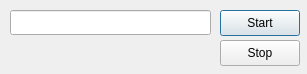
Old version of the form demux_file.ui in the repository stahir/updatedvb.
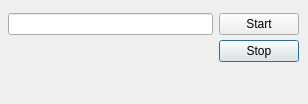
New version of the form.

```diff
--- a/demux_file.ui
+++ b/demux_file.ui
@@ -6,48 +6,80 @@
    <rect>
     <x>0</x>
     <y>0</y>
-    <width>307</width>
-    <height>74</height>
+    <width>308</width>
+    <height>104</height>
    </rect>
   </property>
+  <property name="sizePolicy">
+   <sizepolicy hsizetype="Fixed" vsizetype="Fixed">
+    <horstretch>0</horstretch>
+    <verstretch>0</verstretch>
+   </sizepolicy>
+  </property>
+  <property name="minimumSize">
+   <size>
+    <width>308</width>
+    <height>104</height>
+   </size>
+  </property>
+  <property name="maximumSize">
+   <size>
+    <width>308</width>
+    <height>104</height>
+   </size>
+  </property>
   <property name="windowTitle">
    <string>Dialog</string>
   </property>
-  <widget class="QPushButton" name="pushButton_start">
+  <widget class="QWidget" name="verticalLayoutWidget">
    <property name="geometry">
     <rect>
-     <x>220</x>
-     <y>10</y>
-     <width>80</width>
-     <height>26</height>
+     <x>8</x>
+     <y>73</y>
+     <width>291</width>
+     <height>21</height>
     </rect>
    </property>
-   <property name="text">
-    <string>Start</string>
-   </property>
+   <layout class="QVBoxLayout" name="verticalLayout">
+    <property name="spacing">
+     <number>0</number>
+    </property>
+   </layout>
   </widget>
-  <widget class="QPushButton" name="pushButton_stop">
+  <widget class="QWidget" name="gridLayoutWidget">
    <property name="geometry">
     <rect>
-     <x>220</x>
-     <y>40</y>
-     <width>80</width>
-     <height>26</height>
+     <x>8</x>
+     <y>8</y>
+     <width>291</width>
+     <height>61</height>
     </rect>
    </property>
-   <property name="text">
-    <string>Stop</string>
-   </property>
-  </widget>
-  <widget class="QLineEdit" name="lineEdit_filename">
-   <property name="geometry">
-    <rect>
-     <x>10</x>
-     <y>10</y>
-     <width>201</width>
-     <height>25</height>
-    </rect>
-   </property>
+   <layout class="QGridLayout" name="gridLayout">
+    <property name="horizontalSpacing">
+     <number>6</number>
+    </property>
+    <property name="verticalSpacing">
+     <number>0</number>
+    </property>
+    <item row="0" column="0">
+     <widget class="QLineEdit" name="lineEdit_filename"/>
+    </item>
+    <item row="1" column="1">
+     <widget class="QPushButton" name="pushButton_stop">
+      <property name="text">
+       <string>Stop</string>
+      </property>
+     </widget>
+    </item>
+    <item row="0" column="1">
+     <widget class="QPushButton" name="pushButton_start">
+      <property name="text">
+       <string>Start</string>
+      </property>
+     </widget>
+    </item>
+   </layout>
   </widget>
  </widget>
  <resources/>
```
